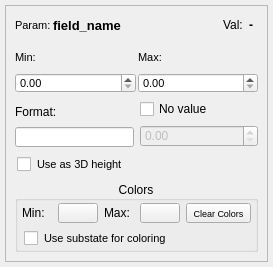
Qt form widgets/SubstateDisplayWidget.ui (dmacri/OOpenCal-Viewer) before a commit.
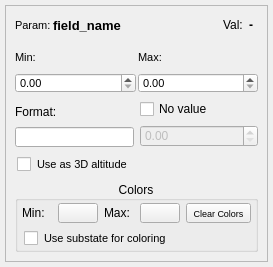
The same form after that commit.

Commit message:
refactor: improve 3D mode deactivation and update checkbox label
Enhanced onUse3dStateChanged() to properly clean up when unchecking 3D substate: clear activeSubstateFor3D field, switch back to 2D mode via on2DModeRequested(), and refresh visualization. Changed checkbox label from "Use as 3D height" to "Use as 3D altitude" for better terminology. Fixed whitespace formatting in checked condition.

What changed in the file:
```diff
--- a/widgets/SubstateDisplayWidget.ui
+++ b/widgets/SubstateDisplayWidget.ui
@@ -357,7 +357,7 @@
            <string>QCheckBox { font-size: 8pt; padding: 2px; }</string>
           </property>
           <property name="text">
-           <string>Use as 3D height</string>
+           <string>Use as 3D altitude</string>
           </property>
          </widget>
         </item>
```
The commit also changes 1 other file.
